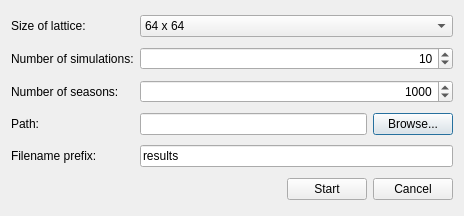
Old version of the form batchdialog.ui in the repository mariomartinezm/QtCaPso.
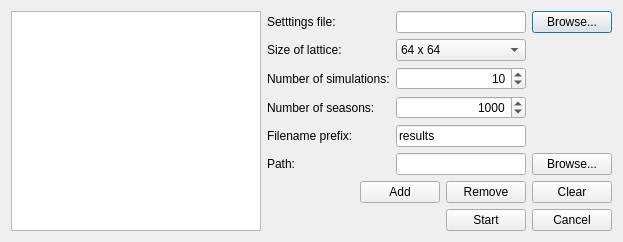
New version of the form.

Diff of the .ui file:
```diff
--- a/batchdialog.ui
+++ b/batchdialog.ui
@@ -6,22 +6,39 @@
    <rect>
     <x>0</x>
     <y>0</y>
-    <width>464</width>
-    <height>216</height>
+    <width>623</width>
+    <height>236</height>
    </rect>
   </property>
   <property name="windowTitle">
    <string>Batch job</string>
   </property>
   <layout class="QGridLayout" name="gridLayout">
-   <item row="0" column="0">
+   <item row="0" column="1">
+    <widget class="QLabel" name="labelSettingsPath">
+     <property name="text">
+      <string>Setttings file:</string>
+     </property>
+    </widget>
+   </item>
+   <item row="0" column="2">
+    <widget class="QLineEdit" name="lineEditSettingsFile"/>
+   </item>
+   <item row="0" column="3">
+    <widget class="QPushButton" name="pushButtonBrowseSettings">
+     <property name="text">
+      <string>Browse...</string>
+     </property>
+    </widget>
+   </item>
+   <item row="1" column="1">
     <widget class="QLabel" name="labelSize">
      <property name="text">
       <string>Size of lattice:</string>
      </property>
     </widget>
    </item>
-   <item row="0" column="1" colspan="2">
+   <item row="1" column="2">
     <widget class="QComboBox" name="comboSize">
      <item>
       <property name="text">
@@ -70,21 +87,37 @@
      </item>
     </widget>
    </item>
-   <item row="1" column="0">
+   <item row="2" column="1">
     <widget class="QLabel" name="labelSimulations">
      <property name="text">
       <string>Number of simulations:</string>
      </property>
     </widget>
    </item>
-   <item row="2" column="0">
+   <item row="2" column="2">
+    <widget class="QSpinBox" name="spinBoxSimulations">
+     <property name="alignment">
+      <set>Qt::AlignRight|Qt::AlignTrailing|Qt::AlignVCenter</set>
+     </property>
+     <property name="minimum">
+      <number>1</number>
+     </property>
+     <property name="maximum">
+      <number>100</number>
+     </property>
+     <property name="value">
+      <number>10</number>
+     </property>
+    </widget>
+   </item>
+   <item row="3" column="1">
     <widget class="QLabel" name="labelSeasons">
      <property name="text">
       <string>Number of seasons:</string>
      </property>
     </widget>
    </item>
-   <item row="2" column="1" colspan="2">
+   <item row="3" column="2">
     <widget class="QSpinBox" name="spinBoxSeasons">
      <property name="alignment">
       <set>Qt::AlignRight|Qt::AlignTrailing|Qt::AlignVCenter</set>
@@ -100,38 +133,76 @@
      </property>
     </widget>
    </item>
-   <item row="3" column="0">
-    <widget class="QLabel" name="labelPath">
-     <property name="text">
-      <string>Path:</string>
-     </property>
-    </widget>
-   </item>
-   <item row="3" column="1">
-    <widget class="QLineEdit" name="lineEditPath"/>
-   </item>
-   <item row="3" column="2">
-    <widget class="QPushButton" name="buttonBrowse">
-     <property name="text">
-      <string>Browse...</string>
-     </property>
-    </widget>
-   </item>
-   <item row="4" column="0">
+   <item row="4" column="1">
     <widget class="QLabel" name="labelFilenamePrefix">
      <property name="text">
       <string>Filename prefix:</string>
      </property>
     </widget>
    </item>
-   <item row="4" column="1" colspan="2">
+   <item row="4" column="2">
     <widget class="QLineEdit" name="lineEditFilenamePrefix">
      <property name="text">
       <string>results</string>
      </property>
     </widget>
    </item>
-   <item row="5" column="0" colspan="3">
+   <item row="5" column="1">
+    <widget class="QLabel" name="labelPath">
+     <property name="text">
+      <string>Path:</string>
+     </property>
+    </widget>
+   </item>
+   <item row="5" column="2">
+    <widget class="QLineEdit" name="lineEditPath"/>
+   </item>
+   <item row="5" column="3">
+    <widget class="QPushButton" name="buttonBrowse">
+     <property name="text">
+      <string>Browse...</string>
+     </property>
+    </widget>
+   </item>
+   <item row="6" column="1" colspan="3">
+    <layout class="QHBoxLayout" name="horizontalLayout_2">
+     <item>
+      <spacer name="horizontalSpacer_2">
+       <property name="orientation">
+        <enum>Qt::Horizontal</enum>
+       </property>
+       <property name="sizeHint" stdset="0">
+        <size>
+         <width>98</width>
+         <height>20</height>
+        </size>
+       </property>
+      </spacer>
+     </item>
+     <item>
+      <widget class="QPushButton" name="buttonAdd">
+       <property name="text">
+        <string>Add</string>
+       </property>
+      </widget>
+     </item>
+     <item>
+      <widget class="QPushButton" name="buttonRemove">
+       <property name="text">
+        <string>Remove</string>
+       </property>
+      </widget>
+     </item>
+     <item>
+      <widget class="QPushButton" name="buttonClear">
+       <property name="text">
+        <string>Clear</string>
+       </property>
+      </widget>
+     </item>
+    </layout>
+   </item>
+   <item row="7" column="1" colspan="3">
     <layout class="QHBoxLayout" name="horizontalLayout">
      <item>
       <spacer name="horizontalSpacer">
@@ -140,8 +211,8 @@
        </property>
        <property name="sizeHint" stdset="0">
         <size>
-         <width>188</width>
-         <height>24</height>
+         <width>160</width>
+         <height>17</height>
         </size>
        </property>
       </spacer>
@@ -162,21 +233,8 @@
      </item>
     </layout>
    </item>
-   <item row="1" column="1" colspan="2">
-    <widget class="QSpinBox" name="spinBoxSimulations">
-     <property name="alignment">
-      <set>Qt::AlignRight|Qt::AlignTrailing|Qt::AlignVCenter</set>
-     </property>
-     <property name="minimum">
-      <number>1</number>
-     </property>
-     <property name="maximum">
-      <number>100</number>
-     </property>
-     <property name="value">
-      <number>10</number>
-     </property>
-    </widget>
+   <item row="0" column="0" rowspan="8">
+    <widget class="QListWidget" name="listWidgetJobs"/>
    </item>
   </layout>
   <zorder>labelSize</zorder>
```
Left out of the diff: 10 changed lines with no effect on the pictures.
